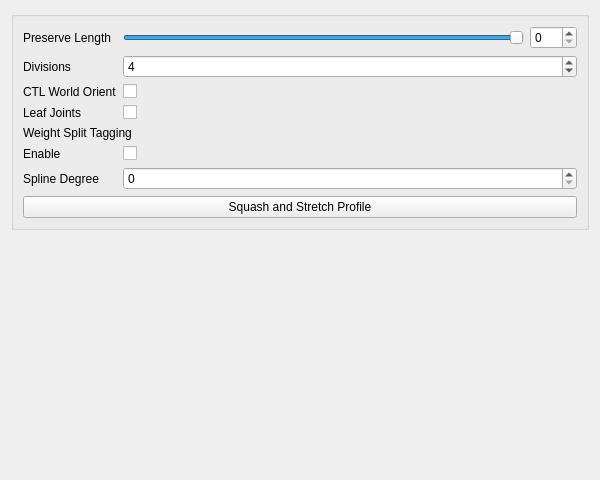
SteveDunn720/y-rig, file shifter/components/y_spine_01/settingsUI.ui: the form before one commit.
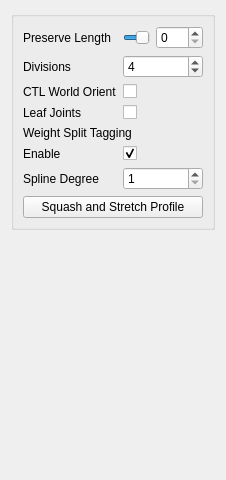
The form after the commit.

Commit message: add weight split ui options

```diff
--- a/shifter/components/y_spine_01/settingsUI.ui
+++ b/shifter/components/y_spine_01/settingsUI.ui
@@ -6,7 +6,7 @@
    <rect>
     <x>0</x>
     <y>0</y>
-    <width>600</width>
+    <width>226</width>
     <height>480</height>
    </rect>
   </property>
@@ -165,6 +165,9 @@
         <property name="text">
          <string/>
         </property>
+        <property name="checked">
+         <bool>true</bool>
+        </property>
        </widget>
       </item>
       <item row="6" column="0">
@@ -188,6 +191,12 @@
         <property name="toolTip">
          <string>This corresponds to the degree of the spline used for the skin weight splitting. A higher value will result in a &quot;smoother&quot; weight split. A value of one is a linear spline, 2 quadratic, etc.</string>
         </property>
+        <property name="minimum">
+         <number>1</number>
+        </property>
+        <property name="maximum">
+         <number>5</number>
+        </property>
        </widget>
       </item>
      </layout>
```
The commit also changes 3 other files.
